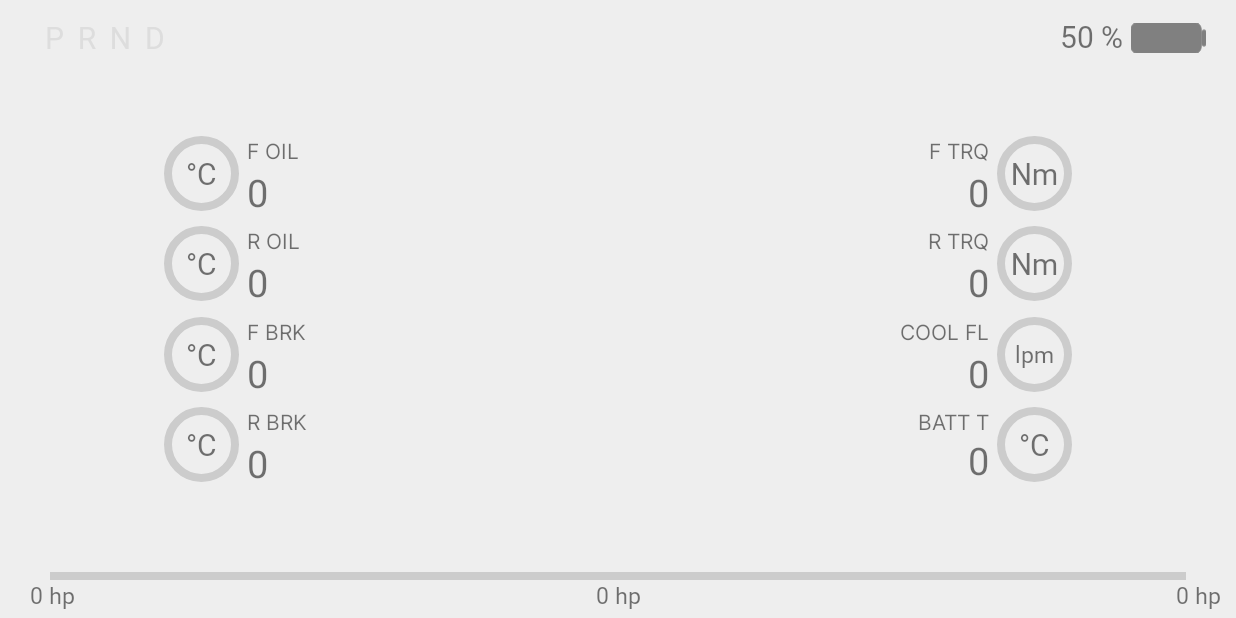
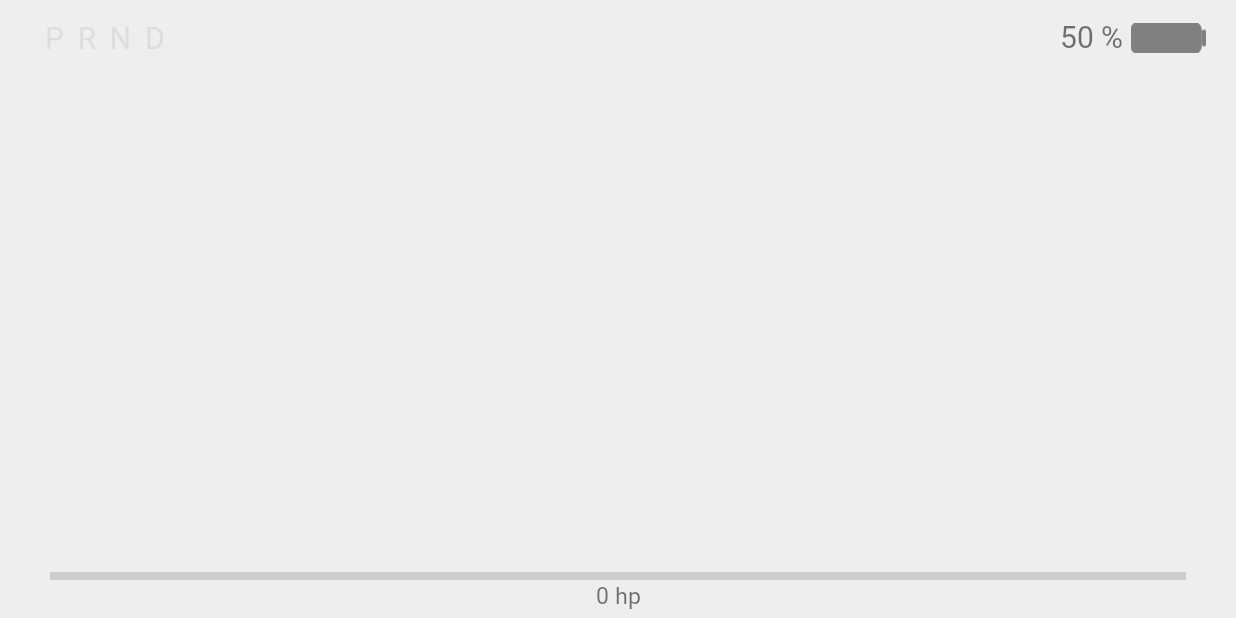
Before and after one commit to nmullaney/candash, an Android app: the fragment InfoFragment placed in its activity, after a tap on "LAUNCH DASH", on a phone screen of 824 x 412 dp (held sideways). Run offline under Robolectric (Android 15) with nearby library versions, the phone set to English and light mode, and no system bars; our stand-ins replace Dagger/Hilt's generated code; network calls fail.

Commit message:
added cycling view for turning gauges on and off

```diff
--- a/android/app/src/main/java/app/candash/cluster/Constants.kt
+++ b/android/app/src/main/java/app/candash/cluster/Constants.kt
@@ -71,4 +71,8 @@ object Constants {
     const val brakeTempFR = "brakeTempFR"
     const val brakeTempRL = "brakeTempRL"
     const val brakeTempRR = "brakeTempRR"
+    const val showPerfGauges = 2f
+    const val showPowerGauges = 1f
+    const val showSimpleGauges = 0f
+    const val gaugeMode = "gaugeMode"
 }
--- a/android/app/src/main/java/app/candash/cluster/DashFragment.kt
+++ b/android/app/src/main/java/app/candash/cluster/DashFragment.kt
@@ -40,7 +40,7 @@ class DashFragment : Fragment() {
     private var power: Float = 0f
     private var battAmps: Float = 0f
     private var battVolts: Float = 0f
-
+    private var doorOpen = false
     private var HRSPRS: Boolean = false
     private var l2Distance: Int = 200
     private var l1Distance: Int = 300
@@ -145,16 +145,40 @@ class DashFragment : Fragment() {
             binding.rearbraketempgauge,
         )
 
+    private fun rightSideUIViews(): List<View> =
+        listOf(
+            binding.fronttorque,
+            binding.fronttorquelabel,
+            binding.fronttorqueunits,
+            binding.fronttorquegauge,
+            binding.reartorque,
+            binding.reartorquelabel,
+            binding.reartorqueunits,
+            binding.reartorquegauge,
+            binding.coolantflow,
+            binding.coolantflowlabel,
+            binding.coolantflowunits,
+            binding.coolantflowgauge,
+            binding.batttemp,
+            binding.batttemplabel,
+            binding.batttempunits,
+            binding.batttempgauge,
+        )
+
+
     private fun chargingViews(): List<View> =
         listOf(
             binding.powerBar,
-            binding.maxpower,
-            binding.minpower,
             binding.power,
             binding.speed,
             binding.unit
         )
 
+    private fun minMaxChargingViews(): List<View> =
+        listOf(
+            binding.maxpower,
+            binding.minpower,
+        )
     fun getBackgroundColor(sunUpVal: Int): Int {
         return when (sunUpVal) {
             1 -> requireContext().getColor(R.color.day_background)
@@ -213,9 +237,13 @@ class DashFragment : Fragment() {
     override fun onViewCreated(view: View, savedInstanceState: Bundle?) {
 
         prefs = requireContext().getSharedPreferences("dash", Context.MODE_PRIVATE)
+
         super.onViewCreated(view, savedInstanceState)
         viewModel = ViewModelProvider(requireActivity()).get(DashViewModel::class.java)
         var colorFrom: Int
+        if (!prefContains(Constants.gaugeMode)){
+            setPref(Constants.gaugeMode, 2f)
+        }
         if (getBooleanPref("forceNightMode")) {
             colorFrom = getBackgroundColor(0)
         } else {
@@ -273,6 +301,12 @@ class DashFragment : Fragment() {
                 setPref("sunUp", sunUpVal)
             }
         }
+        binding.minpower.setOnClickListener {
+            setPref("minPower", 0f)
+        }
+        binding.maxpower.setOnClickListener {
+            setPref("maxPower", 0f)
+        }
         binding.root.setOnLongClickListener {
             viewModel.switchToInfoFragment()
             return@setOnLongClickListener true
@@ -281,29 +315,20 @@ class DashFragment : Fragment() {
             showSOC = !showSOC
             return@setOnClickListener
         }
+        binding.unit.setOnClickListener{
+            if (getPref(Constants.gaugeMode) < 2f){
+                setPref(Constants.gaugeMode, getPref(Constants.gaugeMode) + 1f)
+            } else {
+                setPref(Constants.gaugeMode, 0f)
+            }
+        }
 
         binding.power.setOnClickListener {
 
             setBooleanPref("HRSPRS", !getBooleanPref("HRSPRS"))
         }
 
-        binding.power.setOnLongClickListener {
-            if (getBooleanPref("showMaxMinPower")){
-                binding.maxpower.visibility = View.GONE
-                binding.minpower.visibility = View.GONE
-            } else {
-                binding.maxpower.visibility = View.VISIBLE
-                binding.minpower.visibility = View.VISIBLE
-            }
-            setBooleanPref("showMaxMinPower", !getBooleanPref("showMaxMinPower"))
-            return@setOnLongClickListener true
-        }
-        binding.minpower.setOnClickListener {
-            setPref("minPower", 0f)
-        }
-        binding.maxpower.setOnClickListener {
-            setPref("maxPower", 0f)
-        }
+
         binding.speed.setOnLongClickListener {
             setBooleanPref("forceNightMode", !getBooleanPref("forceNightMode"))
             return@setOnLongClickListener true
@@ -329,7 +354,7 @@ class DashFragment : Fragment() {
                         val savedParams = savedLayoutParams[topUIView]
                         params.setMargins(
                             savedParams!!.leftMargin,
-                            savedParams.topMargin + 24.px,
+                            savedParams.topMargin + 4.px,
                             savedParams.rightMargin,
                             savedParams.bottomMargin
                         )
@@ -366,22 +391,20 @@ class DashFragment : Fragment() {
             }
         }
         viewModel.carState().observe(viewLifecycleOwner) { it ->
+            // set display night/day mode based on reported car status
             it.getValue(Constants.isSunUp)?.let { sunUpVal ->
                 setColors(sunUpVal.toInt())
             }
 
 
-            if (viewModel.carStateHistory()
-                    .containsKey(Constants.battAmps) and viewModel.carStateHistory()
-                    .containsKey(Constants.battVolts)
-            ) {
-                viewModel.carStateHistory().getValue(Constants.battAmps)?.let { battAmpsStateVal ->
-                    battAmps = battAmpsStateVal.value
-                }
-                viewModel.carStateHistory().getValue(Constants.battVolts)
-                    ?.let { battVoltsStateVal ->
-                        battVolts = battVoltsStateVal.value
-                    }
+
+            it.getValue(Constants.battAmps)?.let { battAmpsVal ->
+                //batt amps and batt volts are on the same signal so if amps are there so are volts
+                battAmps = battAmpsVal.toFloat()
+            }
+            it.getValue(Constants.battVolts)?.let { battVoltsVal ->
+                //batt amps and batt volts are on the same signal so if amps are there so are volts
+                battVolts = battVoltsVal.toFloat()
             }
 
             power = (battAmps * battVolts)
@@ -391,24 +414,34 @@ class DashFragment : Fragment() {
                 if (power < getPref("minPower")) setPref("minPower", power)
             }
             //binding.power.text = "%.2f".format(power)
+            if (getPref(Constants.gaugeMode) > 0f) {
+                binding.minpower.visibility = View.VISIBLE
+                binding.maxpower.visibility = View.VISIBLE
+                if (!getBooleanPref("HRSPRS")) {
+                    binding.minpower.text = formatWatts(getPref("minPower"))
+                    binding.maxpower.text = formatWatts(getPref("maxPower"))
 
+                } else {
+                    binding.minpower.text =
+                        (getPref("minPower") * 0.00134102).toInt().toString() + " hp"
+                    binding.maxpower.text =
+                        (getPref("maxPower") * 0.00134102).toInt().toString() + " hp"
+
+                }
+            } else {
+                binding.minpower.visibility = View.INVISIBLE
+                binding.maxpower.visibility = View.INVISIBLE
+            }
             if (!getBooleanPref("HRSPRS")) {
                 binding.power.text = formatWatts(power)
-                binding.minpower.text = formatWatts(getPref("minPower"))
-                binding.maxpower.text = formatWatts(getPref("maxPower"))
-
             } else {
                 binding.power.text = (power * 0.00134102).toInt().toString() + " hp"
-                binding.minpower.text = (getPref("minPower") * 0.00134102).toInt().toString() + " hp"
-                binding.maxpower.text = (getPref("maxPower") * 0.00134102).toInt().toString() + " hp"
-
             }
             if (power >= 0) {
                 binding.powerBar.setGauge(((power / getPref("maxPower")).pow(0.7f)))
             } else {
                 binding.powerBar.setGauge(-((abs(power) / abs(getPref("minPower"))).pow(0.7f)))
             }
-
             binding.powerBar.invalidate()
 
 
@@ -458,6 +491,26 @@ class DashFragment : Fragment() {
             }
 
              */
+            // hide performance gauges if user has elected to hide them or if splitscreen mode
+            if ((getPref(Constants.gaugeMode) < 2f) || isSplitScreen()){
+                for (leftSideUIView in leftSideUIViews()){
+                    leftSideUIView.visibility = View.INVISIBLE
+                }
+                for (rightSideUIView in rightSideUIViews()){
+                    rightSideUIView.visibility = View.INVISIBLE
+                }
+            } else {
+                //do not pop up left side gauges even if enabled if any door is open or if is a
+                if (!doorOpen){
+                    for (leftSideUIView in leftSideUIViews()){
+                        leftSideUIView.visibility = View.VISIBLE
+                    }
+                }
+
+                for (rightSideUIView in rightSideUIViews()){
+                    rightSideUIView.visibility = View.VISIBLE
+                }
+            }
 
             if (it.containsKey(Constants.brakeTempFL) && it.containsKey(Constants.brakeTempFR)){
                 val frontBrakeTemp = max(it.getValue(Constants.brakeTempFL)!!.toInt(), it.getValue(Constants.brakeTempFR)!!.toInt())
@@ -530,7 +583,7 @@ class DashFragment : Fragment() {
                         colorFrom = getBackgroundColor(isSunUp(viewModel))
                     }
                     autopilotAnimation.setObjectValues(colorFrom, colorTo)
-                    autopilotAnimation.duration = 500
+                    autopilotAnimation.duration = 1000
 
                     autopilotAnimation.addUpdateListener { animator ->
                         binding.root.setBackgroundColor(
@@ -778,10 +831,14 @@ class DashFragment : Fragment() {
 
 
         it.getValue(Constants.chargeStatus)?.let {chargeStatusVal ->
-            if (chargeStatusVal != Constants.chargeStatusInactive){
+            if (chargeStatusVal != Constants.chargeStatusInactive  ){
                 for (chargingView in chargingViews()){
                     chargingView.visibility = View.GONE
                 }
+                for (minMaxChargingView in minMaxChargingViews()){
+                    minMaxChargingView.visibility = View.GONE
+                }
+
                 binding.chargemeter.visibility = View.VISIBLE
                 viewModel.getValue(Constants.stateOfCharge)?.toFloat()
                     ?.let { socVal ->
@@ -806,6 +863,11 @@ class DashFragment : Fragment() {
                 for (chargingView in chargingViews()){
                     chargingView.visibility = View.VISIBLE
                 }
+                if (getPref(Constants.gaugeMode) > 0f) {
+                    for (minMaxChargingView in minMaxChargingViews()){
+                        minMaxChargingView.visibility = View.VISIBLE
+                    }
+                }
             }
         }
         }
@@ -823,7 +885,9 @@ class DashFragment : Fragment() {
             (viewModel.getValue(Constants.rearLeftDoorState) in setOf(1f, 4f)) or
             (viewModel.getValue(Constants.rearRightDoorState) in setOf(1f, 4f))
         ) {
-            updateCarStateUI(true)
+            doorOpen = true
+            updateCarStateUI(doorOpen)
+
             displayOpenDoors()
         } else if ((viewModel.getValue(Constants.liftgateState) == 2f) and
             (viewModel.getValue(Constants.frunkState) == 2f) and
@@ -833,7 +897,8 @@ class DashFragment : Fragment() {
             (viewModel.getValue(Constants.rearRightDoorState) == 2f))
             {
                 displayOpenDoors()
-                updateCarStateUI(false)
+                doorOpen = false
+                updateCarStateUI(doorOpen)
             }
     }
 
@@ -1125,9 +1190,12 @@ class DashFragment : Fragment() {
 
         fadeIn.setAnimationListener(object : Animation.AnimationListener {
             override fun onAnimationStart(animation: Animation?) {
-                for (leftSideUIView in leftSideUIViews()){
-                    leftSideUIView.visibility = View.GONE
+                if (getPref(Constants.gaugeMode) == 2f){
+                    for (leftSideUIView in leftSideUIViews()){
+                        leftSideUIView.visibility = View.INVISIBLE
+                    }
                 }
+
             }
 
             override fun onAnimationEnd(animation: Animation?) {
@@ -1146,8 +1214,11 @@ class DashFragment : Fragment() {
             }
 
             override fun onAnimationEnd(animation: Animation?) {
-                binding.modelyCenter.visibility = View.VISIBLE
-
+                if (getPref(Constants.gaugeMode) == 2f){
+                    for (leftSideUIView in leftSideUIViews()){
+                        leftSideUIView.visibility = View.VISIBLE
+                    }
+                }
 
             }
 
@@ -1192,9 +1263,12 @@ class DashFragment : Fragment() {
                         binding.modelyCenter.visibility = View.INVISIBLE
                         binding.speed.visibility = View.VISIBLE
                         binding.unit.visibility = View.VISIBLE
-                        for (leftSideUIView in leftSideUIViews()){
-                            leftSideUIView.visibility = View.VISIBLE
+                        if (getPref(Constants.gaugeMode) == 2f){
+                            for (leftSideUIView in leftSideUIViews()){
+                                leftSideUIView.visibility = View.VISIBLE
+                            }
                         }
+
                     }
                 }
             }
--- a/android/app/src/main/res/layout/fragment_dash.xml
+++ b/android/app/src/main/res/layout/fragment_dash.xml
@@ -34,18 +34,16 @@
         android:id="@+id/unit"
 
         android:layout_width="200dp"
-        android:layout_height="30dp"
+        android:layout_height="40dp"
         android:fontFamily="@font/interregular"
         android:gravity="center_horizontal|top"
         tools:text="km/h"
-        app:autoSizeMaxTextSize="550dp"
-        app:autoSizeMinTextSize="20dp"
-        app:autoSizeStepGranularity="10dp"
+        android:textSize="30dp"
         app:autoSizeTextType="uniform"
         app:layout_constraintBottom_toBottomOf="@id/speed"
         app:layout_constraintCircle="@id/speed"
         app:layout_constraintCircleAngle="180"
-        app:layout_constraintCircleRadius="110dp"
+        app:layout_constraintCircleRadius="120dp"
         />
 
 
```
Also changed, not shown: android/app/src/main/java/app/candash/cluster/CANSignalHelper.kt (+0 -10 lines), android/app/src/main/java/app/candash/cluster/MockPandaService.kt (+7 -1 lines).
